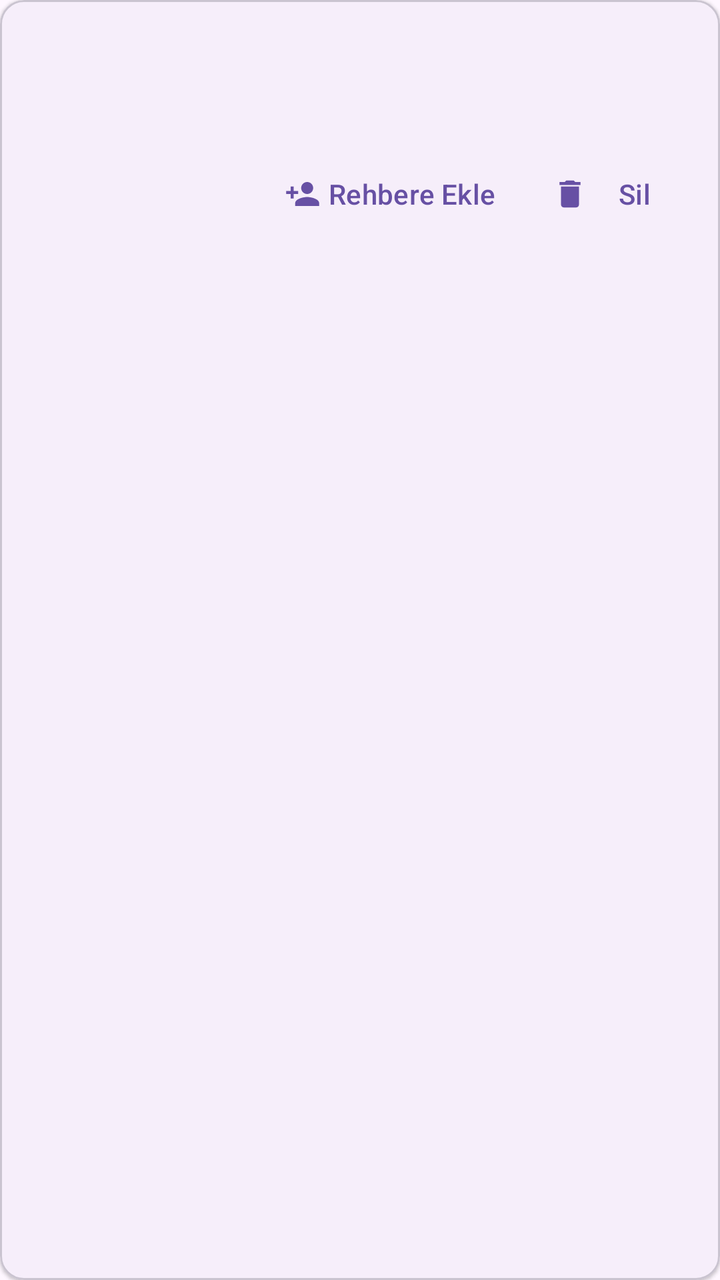
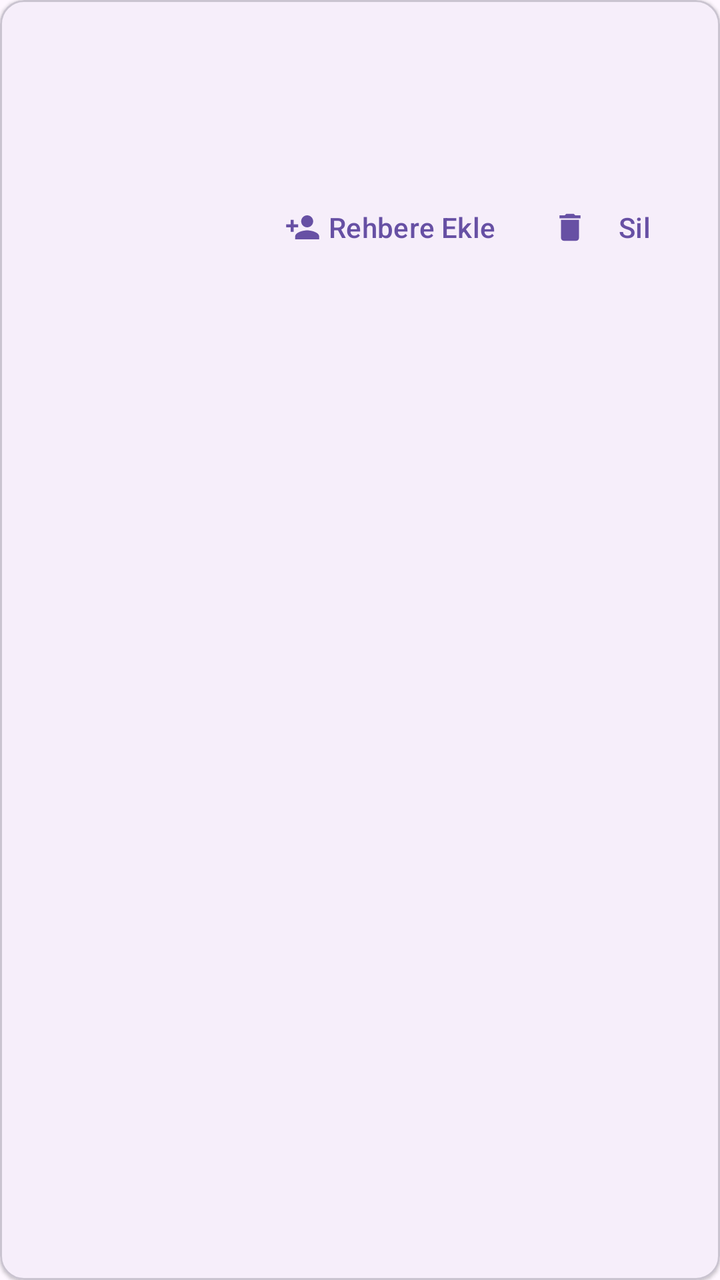

Two renders of the same Android screen: before a commit and after it. Below are the layout's source before the change and the commit's diff.
<!-- AndroidManifest.xml: application theme Theme.Kartvizit -->
<!-- res/layout/item_contact.xml -->
<?xml version="1.0" encoding="utf-8"?>
<com.google.android.material.card.MaterialCardView xmlns:android="http://schemas.android.com/apk/res/android"
    xmlns:app="http://schemas.android.com/apk/res-auto"
    android:layout_width="match_parent"
    android:layout_height="wrap_content"
    android:layout_marginHorizontal="12dp"
    android:layout_marginVertical="6dp"
    app:cardElevation="1dp">

    <LinearLayout
        android:layout_width="match_parent"
        android:layout_height="wrap_content"
        android:orientation="vertical"
        android:paddingStart="16dp"
        android:paddingEnd="8dp"
        android:paddingTop="12dp"
        android:paddingBottom="4dp">

        <TextView
            android:id="@+id/textName"
            android:layout_width="match_parent"
            android:layout_height="wrap_content"
            android:textAppearance="?attr/textAppearanceTitleMedium" />

        <TextView
            android:id="@+id/textCompany"
            android:layout_width="match_parent"
            android:layout_height="wrap_content"
            android:layout_marginTop="2dp"
            android:textAppearance="?attr/textAppearanceBodyMedium" />

        <TextView
            android:id="@+id/textDetails"
            android:layout_width="match_parent"
            android:layout_height="wrap_content"
            android:layout_marginTop="2dp"
            android:textAppearance="?attr/textAppearanceBodySmall" />

        <LinearLayout
            android:layout_width="match_parent"
            android:layout_height="wrap_content"
            android:gravity="end"
            android:orientation="horizontal">

            <com.google.android.material.button.MaterialButton
                android:id="@+id/btnAddContact"
                style="@style/Widget.Material3.Button.TextButton.Icon"
                android:layout_width="wrap_content"
                android:layout_height="wrap_content"
                android:text="@string/add_to_contacts"
                app:icon="@drawable/ic_person_add" />

            <com.google.android.material.button.MaterialButton
                android:id="@+id/btnDelete"
                style="@style/Widget.Material3.Button.TextButton.Icon"
                android:layout_width="wrap_content"
                android:layout_height="wrap_content"
                android:text="@string/delete"
                app:icon="@drawable/ic_delete" />
        </LinearLayout>
    </LinearLayout>
</com.google.android.material.card.MaterialCardView>
<!-- resources referenced by this layout -->
<resources>
  <!-- drawable ic_delete (drawable) -->
  <vector xmlns:android="http://schemas.android.com/apk/res/android"
      android:width="24dp"
      android:height="24dp"
      android:viewportWidth="24"
      android:viewportHeight="24">
      <path
          android:fillColor="#FF000000"
          android:pathData="M6,19c0,1.1 0.9,2 2,2h8c1.1,0 2,-0.9 2,-2V7L6,7v12zM19,4h-3.5l-1,-1h-5l-1,1L5,4v2h14L19,4z" />
  </vector>
  <!-- drawable ic_person_add (drawable) -->
  <vector xmlns:android="http://schemas.android.com/apk/res/android"
      android:width="24dp"
      android:height="24dp"
      android:viewportWidth="24"
      android:viewportHeight="24">
      <path
          android:fillColor="#FF000000"
          android:pathData="M15,12c2.21,0 4,-1.79 4,-4s-1.79,-4 -4,-4 -4,1.79 -4,4 1.79,4 4,4zM6,10L6,7L4,7v3L1,10v2h3v3h2v-3h3v-2L6,10zM15,14c-2.67,0 -8,1.34 -8,4v2h16v-2c0,-2.66 -5.33,-4 -8,-4z" />
  </vector>
  <string name="add_to_contacts">Rehbere Ekle</string>
  <string name="delete">Sil</string>
  <style name="Theme.Kartvizit" parent="Theme.Material3.DayNight.NoActionBar" />
</resources>

<!-- the commit's change to res/layout/item_contact.xml (unified diff, before → after) -->
@@ -36,6 +36,14 @@
             android:layout_marginTop="2dp"
             android:textAppearance="?attr/textAppearanceBodySmall" />
 
+        <TextView
+            android:id="@+id/textCategory"
+            android:layout_width="match_parent"
+            android:layout_height="wrap_content"
+            android:layout_marginTop="2dp"
+            android:textAppearance="?attr/textAppearanceLabelSmall"
+            android:textColor="?attr/colorPrimary" />
+
         <LinearLayout
             android:layout_width="match_parent"
             android:layout_height="wrap_content"
